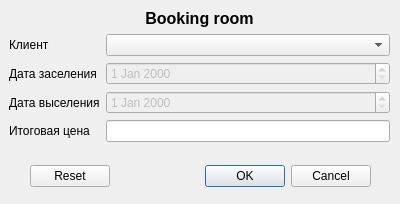
Qt form src/lib/bookingroom.ui (anonumka/hotelBooking) before a commit.
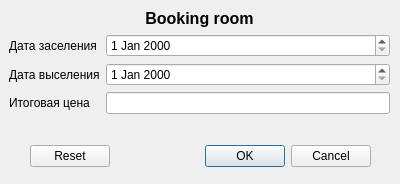
The same form after that commit.

Diff of the .ui file:
```diff
--- a/src/lib/bookingroom.ui
+++ b/src/lib/bookingroom.ui
@@ -7,7 +7,7 @@
     <x>0</x>
     <y>0</y>
     <width>400</width>
-    <height>204</height>
+    <height>184</height>
    </rect>
   </property>
   <property name="windowTitle">
@@ -17,7 +17,7 @@
    <property name="geometry">
     <rect>
      <x>30</x>
-     <y>160</y>
+     <y>140</y>
      <width>341</width>
      <height>32</height>
     </rect>
@@ -35,7 +35,7 @@
      <x>9</x>
      <y>9</y>
      <width>381</width>
-     <height>141</height>
+     <height>111</height>
     </rect>
    </property>
    <layout class="QFormLayout" name="formLayout">
@@ -57,57 +57,41 @@
      </widget>
     </item>
     <item row="1" column="0">
-     <widget class="QLabel" name="label_4">
-      <property name="text">
-       <string>Клиент</string>
-      </property>
-     </widget>
-    </item>
-    <item row="1" column="1">
-     <widget class="QComboBox" name="comboBox">
-      <item>
-       <property name="text">
-        <string/>
-       </property>
-      </item>
-     </widget>
-    </item>
-    <item row="2" column="0">
      <widget class="QLabel" name="label_2">
       <property name="text">
        <string>Дата заселения</string>
       </property>
      </widget>
     </item>
-    <item row="2" column="1">
+    <item row="1" column="1">
      <widget class="QDateEdit" name="sellingEdit">
       <property name="enabled">
-       <bool>false</bool>
+       <bool>true</bool>
       </property>
      </widget>
     </item>
-    <item row="3" column="0">
+    <item row="2" column="0">
      <widget class="QLabel" name="label_3">
       <property name="text">
        <string>Дата выселения</string>
       </property>
      </widget>
     </item>
-    <item row="3" column="1">
+    <item row="2" column="1">
      <widget class="QDateEdit" name="releaseEdit">
       <property name="enabled">
-       <bool>false</bool>
+       <bool>true</bool>
       </property>
      </widget>
     </item>
-    <item row="4" column="0">
+    <item row="3" column="0">
      <widget class="QLabel" name="label_6">
       <property name="text">
        <string>Итоговая цена</string>
       </property>
      </widget>
     </item>
-    <item row="4" column="1">
+    <item row="3" column="1">
      <widget class="QLineEdit" name="priceEdit">
       <property name="readOnly">
        <bool>true</bool>
```
